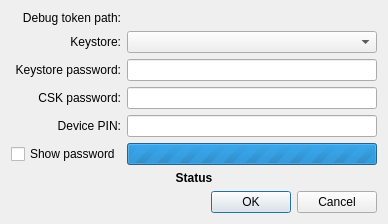
This is src/plugins/qnx/blackberrydebugtokenrequestdialog.ui in qt-creator/qt-creator as Qt 5 draws it before an edit. The edited form follows.
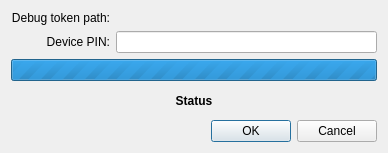
This is the edited form. Custom widgets are drawn as their Qt base class.

Diff of the .ui file:
```diff
--- a/src/plugins/qnx/blackberrydebugtokenrequestdialog.ui
+++ b/src/plugins/qnx/blackberrydebugtokenrequestdialog.ui
@@ -7,7 +7,7 @@
     <x>0</x>
     <y>0</y>
     <width>388</width>
-    <height>198</height>
+    <height>153</height>
    </rect>
   </property>
   <property name="windowTitle">
@@ -30,53 +30,6 @@
       <widget class="Utils::PathChooser" name="debugTokenPath" native="true"/>
      </item>
      <item row="1" column="0">
-      <widget class="QLabel" name="label_2">
-       <property name="text">
-        <string>Keystore:</string>
-       </property>
-       <property name="alignment">
-        <set>Qt::AlignRight|Qt::AlignTrailing|Qt::AlignVCenter</set>
-       </property>
-      </widget>
-     </item>
-     <item row="1" column="1">
-      <widget class="QComboBox" name="keystore"/>
-     </item>
-     <item row="2" column="0">
-      <widget class="QLabel" name="label_3">
-       <property name="text">
-        <string>Keystore password:</string>
-       </property>
-       <property name="alignment">
-        <set>Qt::AlignRight|Qt::AlignTrailing|Qt::AlignVCenter</set>
-       </property>
-      </widget>
-     </item>
-     <item row="2" column="1">
-      <widget class="QLineEdit" name="keystorePassword">
-       <property name="echoMode">
-        <enum>QLineEdit::Password</enum>
-       </property>
-      </widget>
-     </item>
-     <item row="3" column="0">
-      <widget class="QLabel" name="label_4">
-       <property name="text">
-        <string>CSK password:</string>
-       </property>
-       <property name="alignment">
-        <set>Qt::AlignRight|Qt::AlignTrailing|Qt::AlignVCenter</set>
-       </property>
-      </widget>
-     </item>
-     <item row="3" column="1">
-      <widget class="QLineEdit" name="cskPassword">
-       <property name="echoMode">
-        <enum>QLineEdit::Password</enum>
-       </property>
-      </widget>
-     </item>
-     <item row="4" column="0">
       <widget class="QLabel" name="label_5">
        <property name="text">
         <string>Device PIN:</string>
@@ -86,35 +39,28 @@
        </property>
       </widget>
      </item>
-     <item row="4" column="1">
+     <item row="1" column="1">
       <widget class="QLineEdit" name="devicePin">
        <property name="inputMask">
-        <string notr="true">HHHHHHHH; </string>
+        <string notr="true">HHHHHHHH</string>
        </property>
        <property name="maxLength">
         <number>8</number>
        </property>
       </widget>
      </item>
-     <item row="5" column="0">
-      <widget class="QCheckBox" name="showPassword">
-       <property name="text">
-        <string>Show password</string>
-       </property>
-      </widget>
-     </item>
-     <item row="5" column="1">
-      <widget class="QProgressBar" name="progressBar">
-       <property name="maximum">
-        <number>0</number>
-       </property>
-       <property name="value">
-        <number>0</number>
-       </property>
-      </widget>
-     </item>
     </layout>
    </item>
+   <item>
+    <widget class="QProgressBar" name="progressBar">
+     <property name="maximum">
+      <number>0</number>
+     </property>
+     <property name="value">
+      <number>0</number>
+     </property>
+    </widget>
+   </item>
    <item>
     <widget class="QLabel" name="status">
      <property name="font">
```
